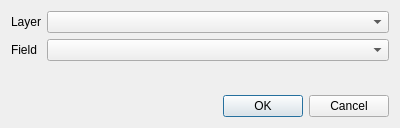
This is ui/ui_settings_dialog.ui in camptocamp/qgis_easysearch as Qt 5 draws it before an edit. The edited form follows.
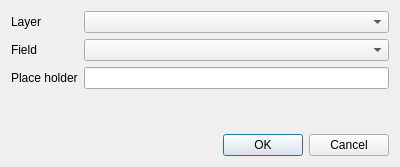
This is the edited form. Icons and pictures are not drawn.

```diff
--- a/ui/ui_settings_dialog.ui
+++ b/ui/ui_settings_dialog.ui
@@ -7,7 +7,7 @@
     <x>0</x>
     <y>0</y>
     <width>400</width>
-    <height>128</height>
+    <height>167</height>
    </rect>
   </property>
   <property name="windowTitle">
@@ -21,6 +21,9 @@
    <bool>true</bool>
   </property>
   <layout class="QFormLayout" name="formLayout">
+   <property name="fieldGrowthPolicy">
+    <enum>QFormLayout::AllNonFixedFieldsGrow</enum>
+   </property>
    <item row="0" column="0">
     <widget class="QLabel" name="layerLabel">
      <property name="text">
@@ -41,17 +44,7 @@
    <item row="1" column="1">
     <widget class="QComboBox" name="fieldCombo"/>
    </item>
-   <item row="3" column="0" colspan="2">
-    <widget class="QDialogButtonBox" name="buttonBox">
-     <property name="orientation">
-      <enum>Qt::Horizontal</enum>
-     </property>
-     <property name="standardButtons">
-      <set>QDialogButtonBox::Cancel|QDialogButtonBox::Ok</set>
-     </property>
-    </widget>
-   </item>
-   <item row="2" column="1">
+   <item row="3" column="1">
     <spacer name="verticalSpacer">
      <property name="orientation">
       <enum>Qt::Vertical</enum>
@@ -64,6 +57,26 @@
      </property>
     </spacer>
    </item>
+   <item row="4" column="0" colspan="2">
+    <widget class="QDialogButtonBox" name="buttonBox">
+     <property name="orientation">
+      <enum>Qt::Horizontal</enum>
+     </property>
+     <property name="standardButtons">
+      <set>QDialogButtonBox::Cancel|QDialogButtonBox::Ok</set>
+     </property>
+    </widget>
+   </item>
+   <item row="2" column="1">
+    <widget class="QLineEdit" name="placeHolderEdit"/>
+   </item>
+   <item row="2" column="0">
+    <widget class="QLabel" name="placeHolderLabel">
+     <property name="text">
+      <string>Place holder</string>
+     </property>
+    </widget>
+   </item>
   </layout>
  </widget>
  <resources>
```
